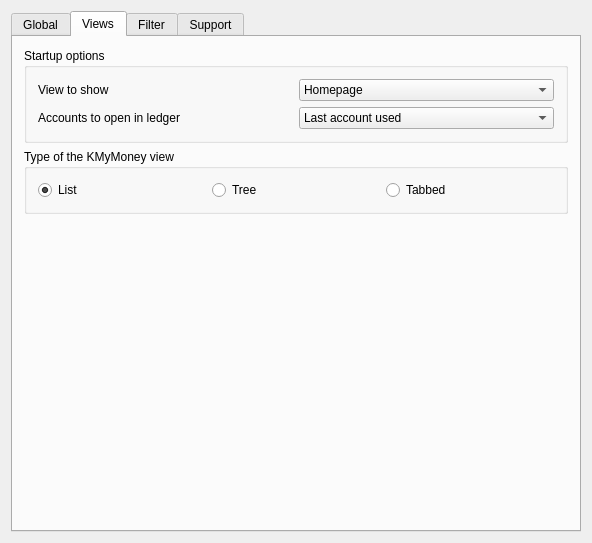
Qt form kmymoney/dialogs/settings/ksettingsgeneral.ui (mzilinski/kmymoney) before a commit.
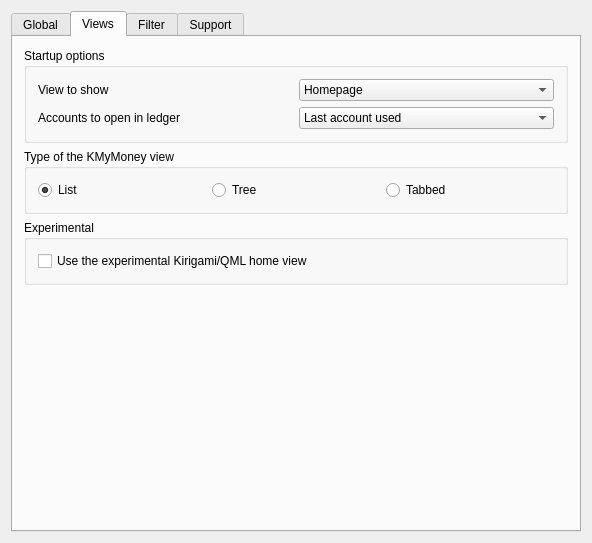
The same form after that commit. The open tabs and pages were chosen to show the change. Custom widgets are drawn as their Qt base class.

Commit message: MR-B2: settings checkbox for qmlHomeView + QuickCharts net-worth pie

What changed in the file:
```diff
--- a/kmymoney/dialogs/settings/ksettingsgeneral.ui
+++ b/kmymoney/dialogs/settings/ksettingsgeneral.ui
@@ -411,6 +411,25 @@
          </layout>
         </widget>
        </item>
+       <item>
+        <widget class="QGroupBox" name="groupBox_qmlHome">
+         <property name="title">
+          <string>Experimental</string>
+         </property>
+         <layout class="QVBoxLayout">
+          <item>
+           <widget class="QCheckBox" name="kcfg_qmlHomeView">
+            <property name="toolTip">
+             <string>When enabled, the Home view is rendered with an experimental modern Kirigami/QML dashboard instead of the classic HTML overview. This is a read-only proof of concept; changing it takes effect after restarting the application.</string>
+            </property>
+            <property name="text">
+             <string>Use the experimental Kirigami/QML home view</string>
+            </property>
+           </widget>
+          </item>
+         </layout>
+        </widget>
+       </item>
        <item>
         <spacer name="spacer7">
          <property name="orientation">
```
The commit also changes 7 other files.
